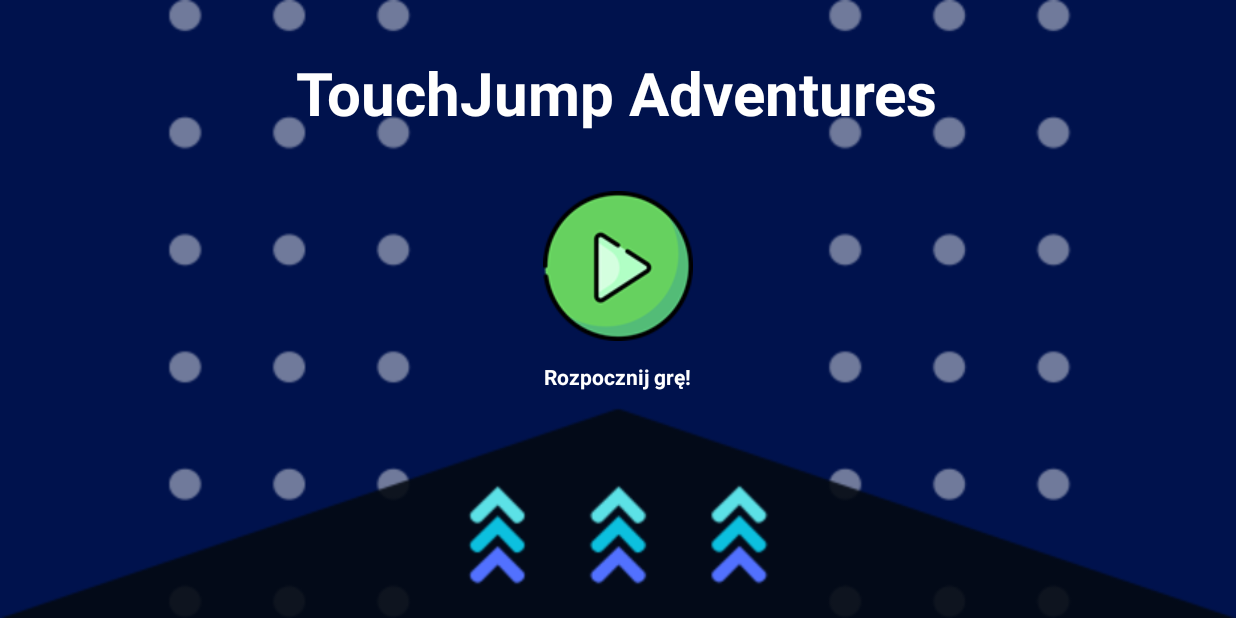
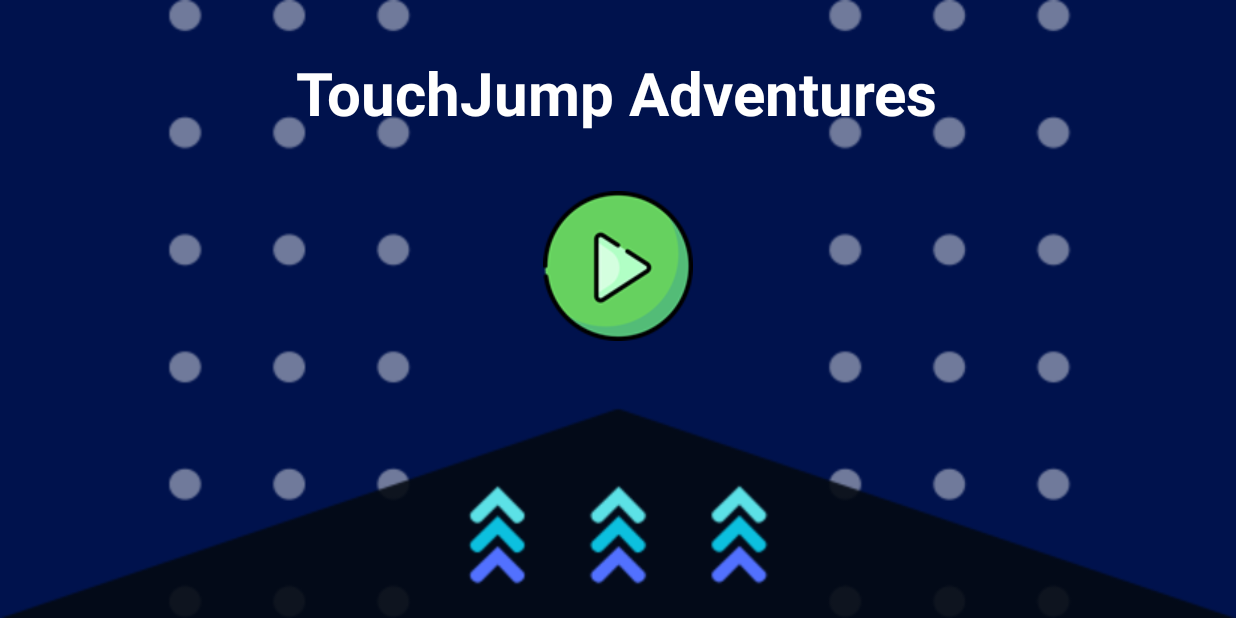
Before and after one commit to szymon-sowinski/TouchJump-Adventures, an Android app: the screen it shows after launch (MainActivity), on a phone screen of 824 x 412 dp (held sideways). Run offline under Robolectric (Android 15) with nearby library versions, the phone set to English and light mode, and no system bars.

Commit message:
Removed TextView from Activity_Main.xml

```diff
--- a/app/src/main/res/layout/activity_main.xml
+++ b/app/src/main/res/layout/activity_main.xml
@@ -40,21 +40,6 @@
         app:layout_constraintVertical_bias="0.0"
         app:srcCompat="@drawable/play" />
 
-    <TextView
-        android:id="@+id/startGame"
-        android:layout_width="wrap_content"
-        android:layout_height="wrap_content"
-        android:layout_marginStart="317dp"
-        android:textColor="@color/white"
-        android:textStyle="bold"
-        android:layout_marginTop="9dp"
-        android:layout_marginEnd="318dp"
-        android:layout_marginBottom="152dp"
-        android:text="Rozpocznij grę!"
-        app:layout_constraintBottom_toBottomOf="parent"
-        app:layout_constraintEnd_toEndOf="parent"
-        app:layout_constraintStart_toStartOf="parent"
-        app:layout_constraintTop_toBottomOf="@+id/Help" />
 
 
 </androidx.constraintlayout.widget.ConstraintLayout>
```
